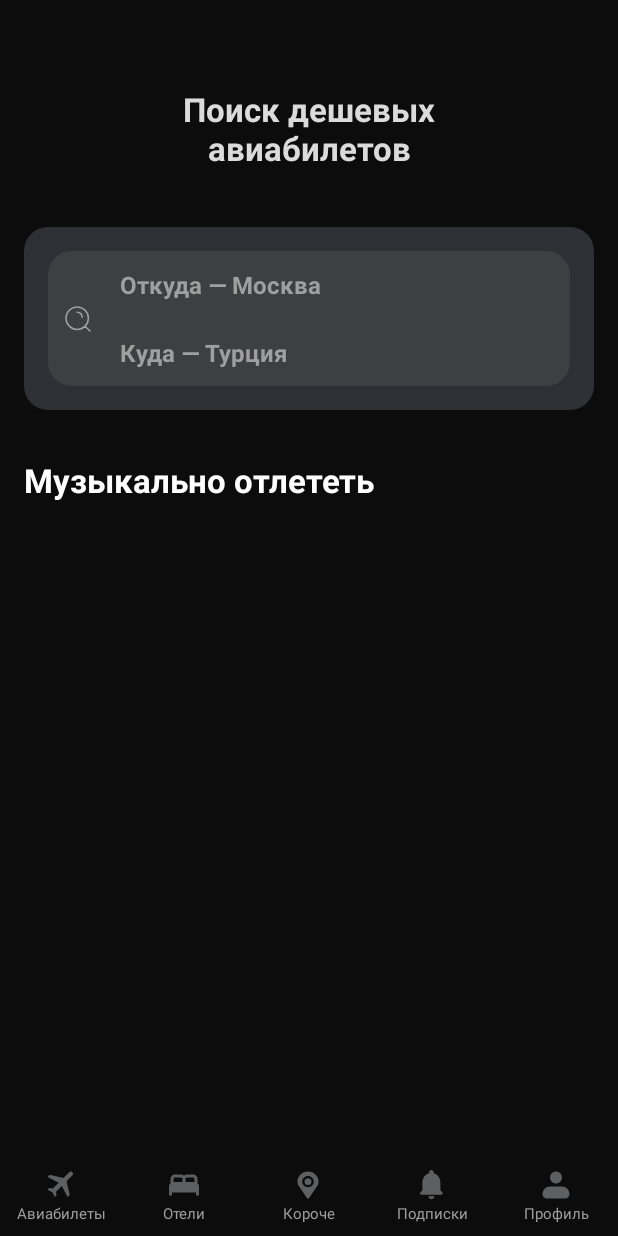
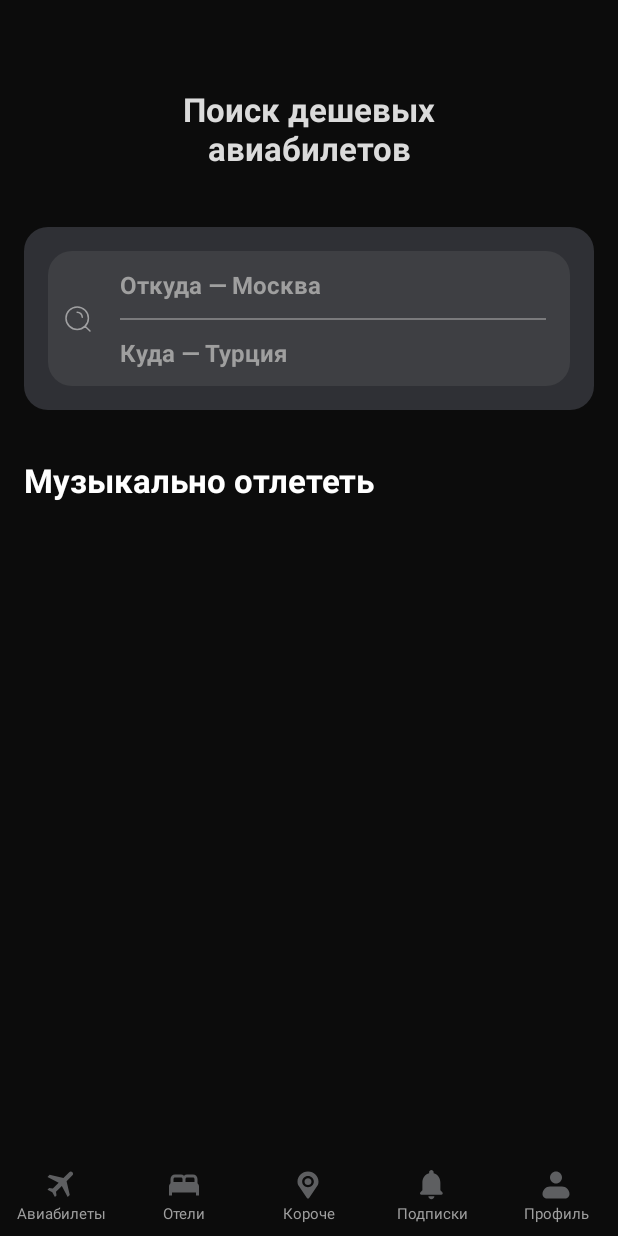
Before and after one commit to Archrahkshi/ticket-search, an Android app: the screen it shows after launch (MainActivity), on a phone screen of 412 x 824 dp. Run offline under Robolectric (Android 15) with nearby library versions, the phone set to English and light mode, and no system bars; libraries missing offline, so code that uses them is left out: com.jakewharton.retrofit2; network calls fail; 1 statement that could not run was skipped.

Commit message:
Fix search separator

```diff
--- a/app/src/main/res/layout/fragment_main.xml
+++ b/app/src/main/res/layout/fragment_main.xml
@@ -63,6 +63,8 @@
         android:layout_height="1dp"
         android:layout_marginStart="48dp"
         android:layout_marginEnd="16dp"
+        android:alpha="0.6235"
+        android:background="@color/grey_6"
         app:layout_constraintBottom_toBottomOf="@+id/search_inner_box"
         app:layout_constraintEnd_toEndOf="@+id/search_inner_box"
         app:layout_constraintStart_toStartOf="@+id/search_inner_box"
```
